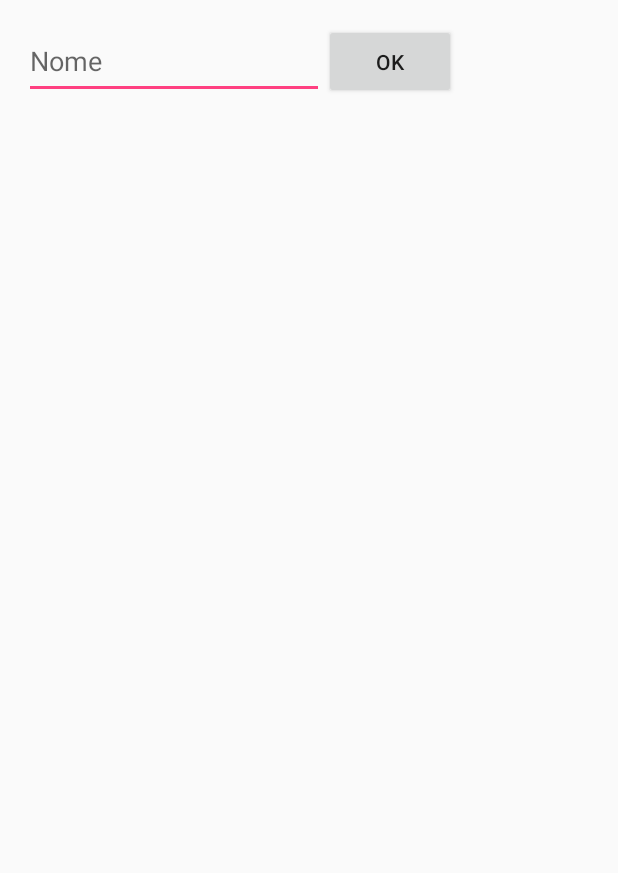
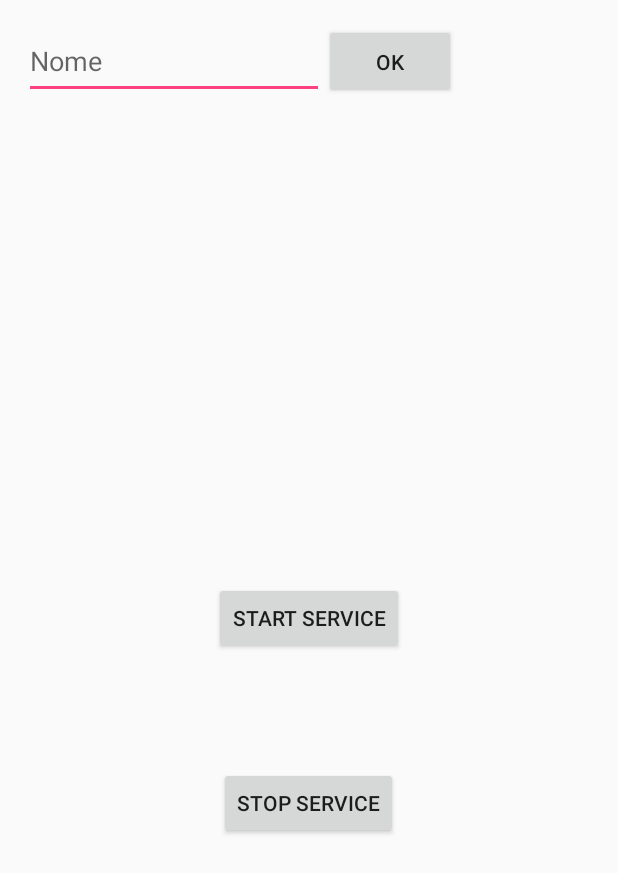
Before and after one commit to gustavoknz/workshop, an Android app: the screen it shows after launch (MainActivity), on a phone screen of 412 x 824 dp. Shown: the top 873 px of the screen. Run offline under Robolectric (Android 15) with nearby library versions, the phone set to English and light mode, and no system bars.

Commit message:
Service added

```diff
--- a/app/src/main/AndroidManifest.xml
+++ b/app/src/main/AndroidManifest.xml
@@ -16,6 +16,8 @@
             </intent-filter>
         </activity>
         <activity android:name=".SecondActivity" />
+
+        <service android:name=".ExampleService" />
     </application>
 
 </manifest>
--- a/app/src/main/res/layout/activity_main.xml
+++ b/app/src/main/res/layout/activity_main.xml
@@ -25,4 +25,23 @@
         android:layout_toRightOf="@+id/editText"
         android:onClick="btnClicked"
         android:text="@string/button_label" />
+
+    <Button
+        android:id="@+id/buttonStartService"
+        android:layout_width="wrap_content"
+        android:layout_height="wrap_content"
+        android:layout_centerHorizontal="true"
+        android:layout_centerVertical="true"
+        android:onClick="startServiceTapped"
+        android:text="@string/start_service" />
+
+    <Button
+        android:id="@+id/buttonStopService"
+        android:layout_width="wrap_content"
+        android:layout_height="wrap_content"
+        android:layout_below="@+id/buttonStartService"
+        android:layout_centerHorizontal="true"
+        android:layout_marginTop="75dp"
+        android:onClick="stopServiceTapped"
+        android:text="@string/stop_service" />
 </RelativeLayout>
--- a/app/src/main/res/values/strings.xml
+++ b/app/src/main/res/values/strings.xml
@@ -3,4 +3,6 @@
     <string name="enter_text">Nome</string>
     <string name="button_label">OK</string>
     <string name="message">Bem-vindo, %s!</string>
+    <string name="start_service">Start service</string>
+    <string name="stop_service">Stop Service</string>
 </resources>
```
Also changed, not shown: app/src/main/java/br/org/eldorado/workshop/ExampleService.java (added, +53 -0 lines), app/src/main/java/br/org/eldorado/workshop/MainActivity.java (+17 -0 lines).
